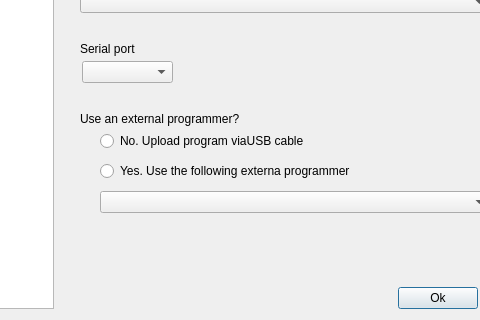
Before: the Qt Designer form src/projectproperties.ui in aporto/mariamole, drawn with Qt 5; both pictures show x 107 to 587 and y 110 to 430 of the 682 by 430 pixel window.
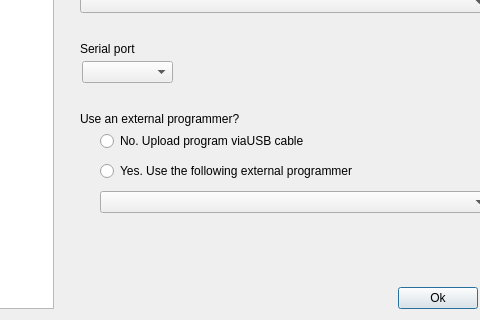
After: the same form once the commit is applied.

Patch:
```diff
--- a/src/projectproperties.ui
+++ b/src/projectproperties.ui
@@ -103,7 +103,7 @@
             </rect>
            </property>
            <property name="text">
-            <string>Yes. Use the following externa programmer</string>
+            <string>Yes. Use the following external programmer</string>
            </property>
           </widget>
           <widget class="QLabel" name="label_2">
```
